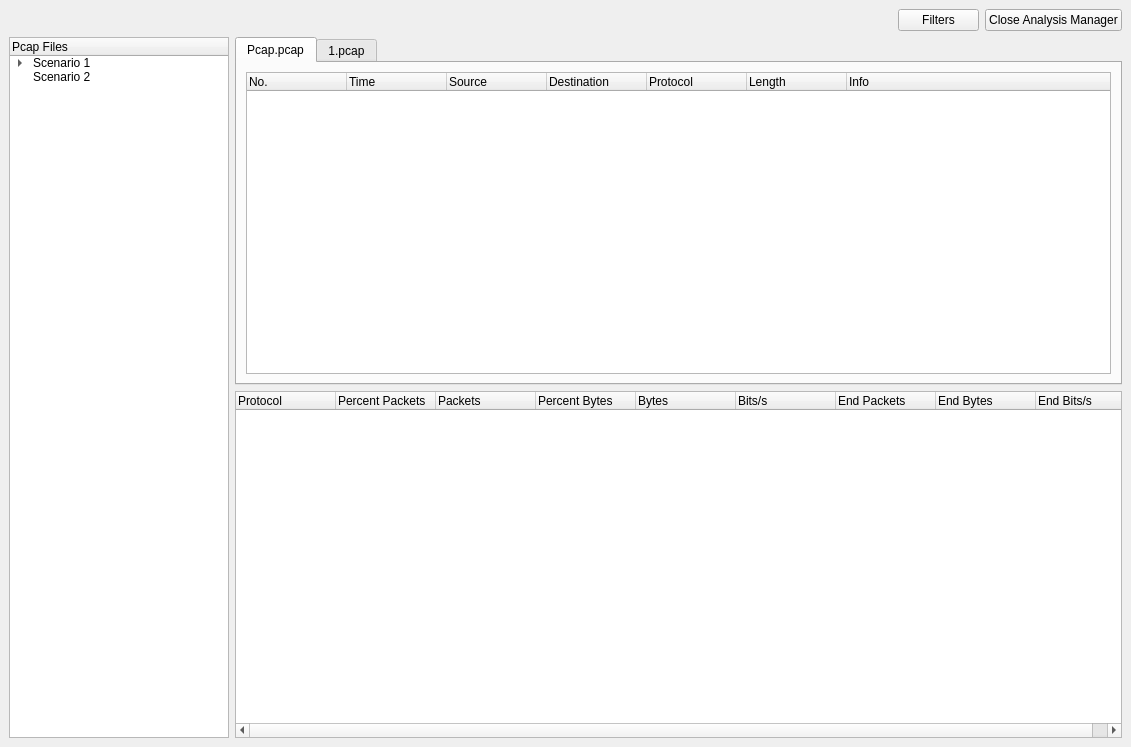
The window that UI Designs/12. AnalysisManagerUI.ui (sds-team-1/scan-detection-system-utep) describes before a commit, drawn with Qt 5.
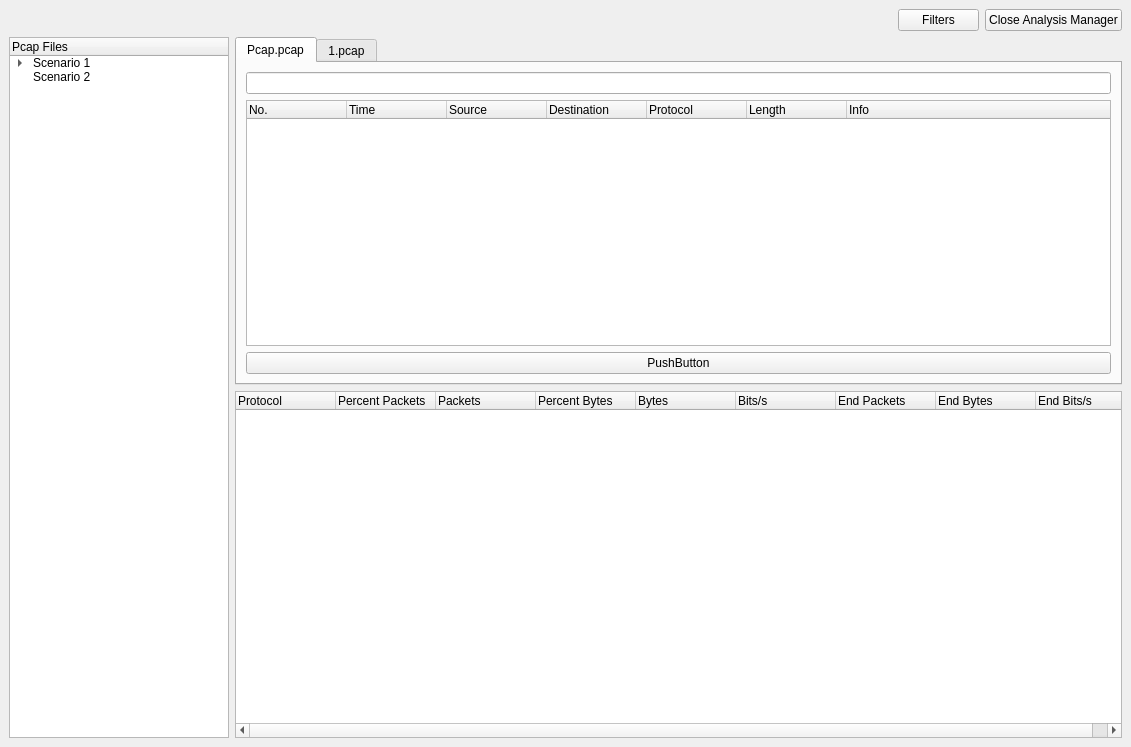
The same window after the commit.

Commit message: Moved filter layout and included packets buttons(Functions to be implemented)

Patch:
```diff
--- a/UI Designs/12. AnalysisManagerUI.ui
+++ b/UI Designs/12. AnalysisManagerUI.ui
@@ -78,7 +78,18 @@
               <string>Pcap.pcap</string>
              </attribute>
              <layout class="QGridLayout" name="gridLayout">
-              <item row="0" column="0">
+              <item row="2" column="0">
+               <layout class="QHBoxLayout" name="horizontalLayout">
+                <item>
+                 <widget class="QPushButton" name="pushButton_2">
+                  <property name="text">
+                   <string>PushButton</string>
+                  </property>
+                 </widget>
+                </item>
+               </layout>
+              </item>
+              <item row="1" column="0">
                <widget class="QTreeWidget" name="pcapList_analysisManagerWindow">
                 <column>
                  <property name="text">
@@ -117,6 +128,13 @@
                 </column>
                </widget>
               </item>
+              <item row="0" column="0">
+               <layout class="QHBoxLayout" name="horizontalLayout_2">
+                <item>
+                 <widget class="QLineEdit" name="lineEdit"/>
+                </item>
+               </layout>
+              </item>
              </layout>
             </widget>
             <widget class="QWidget" name="pcap_1">
```
The commit also changes 1 other file.
